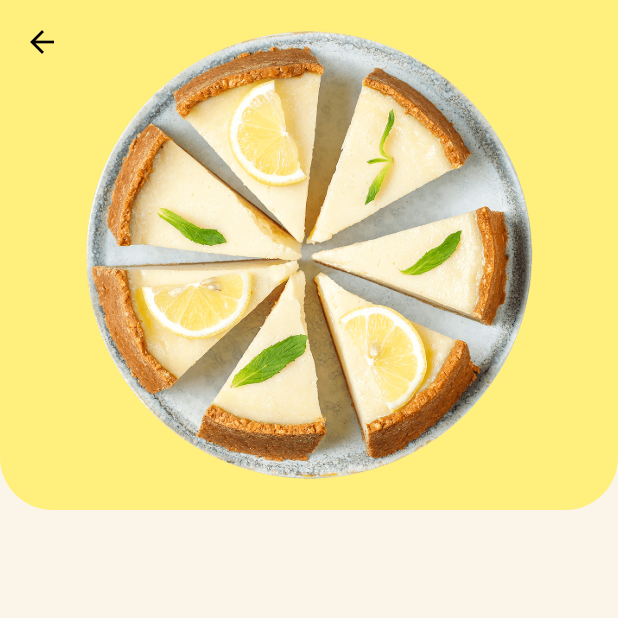
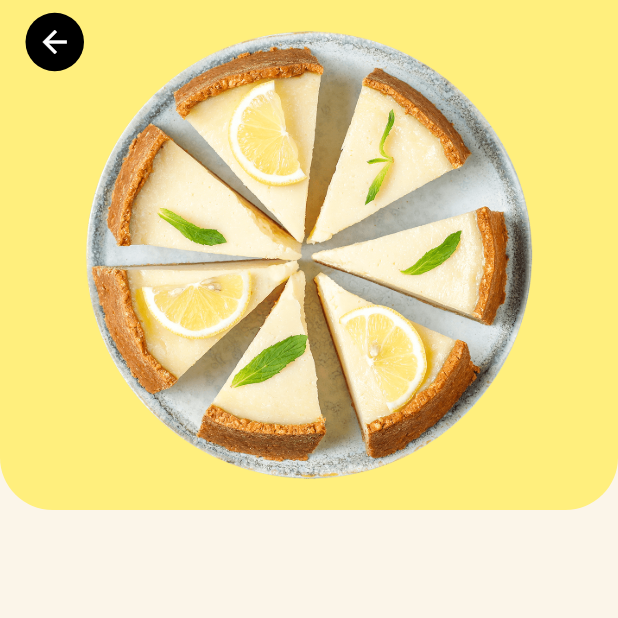
Before and after one commit to Roaa94/recipes_ui_app, a Flutter app: the screen it shows after launch, after a tap on "Lemon Cheesecake", on a phone screen of 412 x 824 dp, the top half of it. Run offline on Flutter 3.47's test engine with Material 2 defaults, Android fonts, the phone set to English and light mode, and no system bars; our stand-ins replace flutter_riverpod, sensors_plus.

Commit message:
feat: adds animated AppBarLeading widget with dynamic colors

```diff
--- a/lib/core/styles/app_colors.dart
+++ b/lib/core/styles/app_colors.dart
@@ -46,6 +46,9 @@ class AppColors {
     return MaterialColor(color.value, colorShades);
   }
 
+  static Color textColorFromBackground(Color background) =>
+      background.computeLuminance() > 0.3 ? Colors.black : Colors.white;
+
   static Brightness getBrightness(Color color) {
     final double relativeLuminance = color.computeLuminance();
     const double kThreshold = 0.15;
--- /dev/null
+++ b/lib/core/widgets/app_bar_leading.dart
@@ -0,0 +1,66 @@
+import 'package:flutter/cupertino.dart';
+import 'package:flutter/material.dart';
+import 'package:flutter_vikings/core/styles/app_colors.dart';
+
+class AppBarLeading extends StatefulWidget {
+  const AppBarLeading({
+    Key? key,
+    this.bgColor = AppColors.white,
+  }) : super(key: key);
+
+  final Color bgColor;
+
+  @override
+  State<AppBarLeading> createState() => _AppBarLeadingState();
+}
+
+class _AppBarLeadingState extends State<AppBarLeading>
+    with SingleTickerProviderStateMixin {
+  late final AnimationController animationController;
+  late final Animation<double> scaleAnimation;
+
+  @override
+  void initState() {
+    super.initState();
+    animationController = AnimationController(
+      vsync: this,
+      duration: const Duration(milliseconds: 600),
+    )..forward();
+
+    scaleAnimation = Tween<double>(begin: 0, end: 1).animate(
+      CurvedAnimation(
+        parent: animationController,
+        curve: const Interval(0.5, 1, curve: Curves.easeOutBack),
+      ),
+    );
+  }
+
+  @override
+  void dispose() {
+    animationController.dispose();
+    super.dispose();
+  }
+
+  @override
+  Widget build(BuildContext context) {
+    return InkWell(
+      onTap: () => Navigator.of(context).pop(),
+      child: ScaleTransition(
+        scale: scaleAnimation,
+        child: Container(
+          margin: const EdgeInsets.only(left: 17),
+          decoration: BoxDecoration(
+            color: widget.bgColor,
+            shape: BoxShape.circle,
+          ),
+          child: Center(
+            child: Icon(
+              Icons.arrow_back,
+              color: AppColors.textColorFromBackground(widget.bgColor),
+            ),
+          ),
+        ),
+      ),
+    );
+  }
+}
--- a/lib/menu/views/widgets/food_item_sliver_app_bar.dart
+++ b/lib/menu/views/widgets/food_item_sliver_app_bar.dart
@@ -1,6 +1,7 @@
 import 'package:flutter/material.dart';
 import 'package:flutter/services.dart';
 import 'package:flutter_vikings/core/styles/app_colors.dart';
+import 'package:flutter_vikings/core/widgets/app_bar_leading.dart';
 import 'package:flutter_vikings/menu/models/food_menu_item.dart';
 
 class FoodItemSliverAppBar extends StatefulWidget {
@@ -60,6 +61,9 @@ class _FoodItemSliverAppBarState extends State<FoodItemSliverAppBar> {
       systemOverlayStyle: SystemUiOverlayStyle(
         statusBarBrightness: AppColors.getBrightness(widget.menuItem.bgColor),
       ),
+      leading: AppBarLeading(
+        bgColor: AppColors.textColorFromBackground(widget.menuItem.bgColor),
+      ),
       expandedHeight: widget.expandedHeight == null
           ? null
           : widget.expandedHeight! + MediaQuery.of(context).padding.top,
```
